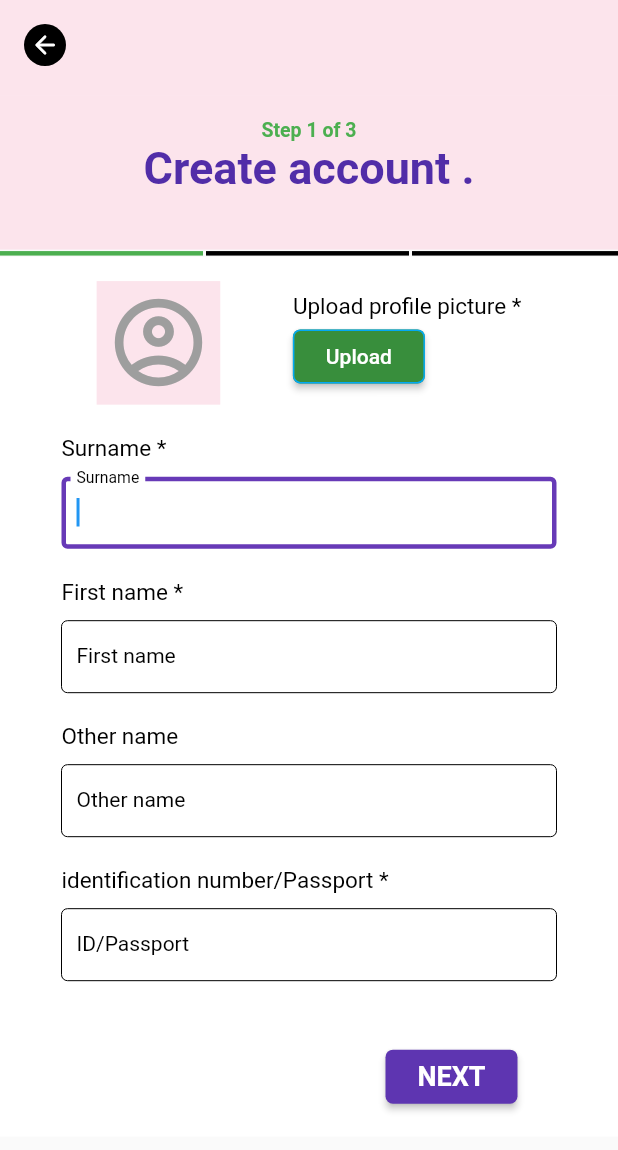
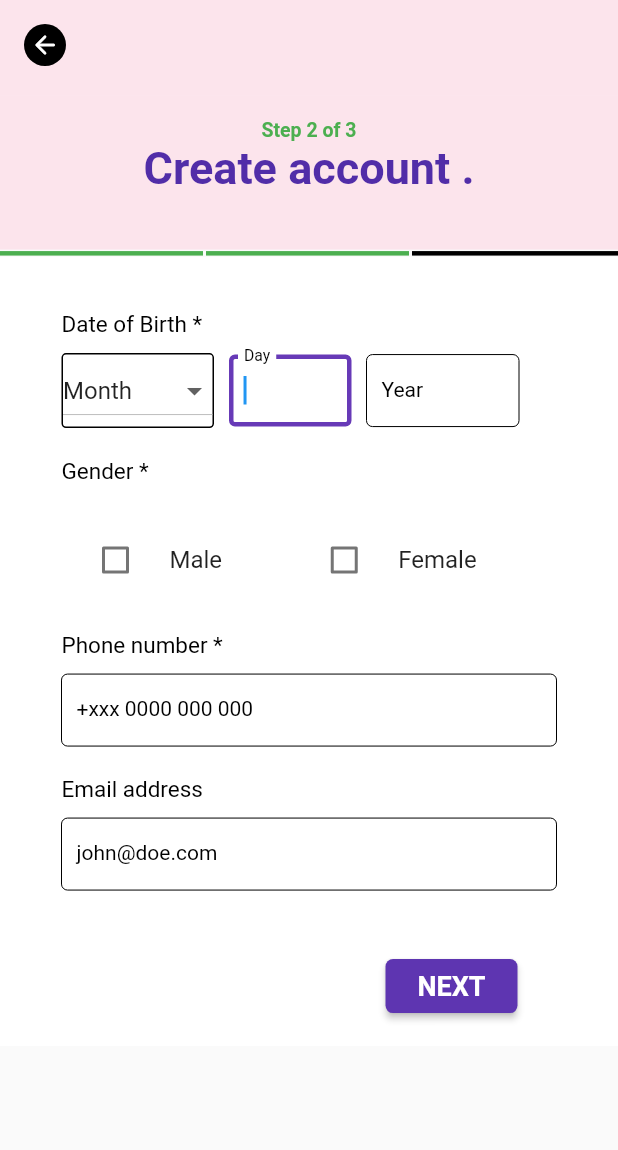
Before and after one commit to frankMagoba/knqa_app, a Flutter app: the SignUp screen opened directly, after a tap on "NEXT", on a phone screen of 412 x 824 dp. Shown: the top 1150 px of the screen. Run offline on Flutter 3.47's test engine with Material 2 defaults, Android fonts, the light colour scheme and no system bars; Roboto replaces fonts that are missing (sf-ui).

Commit message:
create account step 2

```diff
--- a/lib/screens/login/login.dart
+++ b/lib/screens/login/login.dart
@@ -1,6 +1,6 @@
 import 'package:flutter/material.dart';
 import 'package:knqa_app/screens/onboarding/onboarding.dart';
-import 'package:knqa_app/screens/signup/signup.dart';
+import 'package:knqa_app/screens/signup/signup_1.dart';
 
 class Login extends StatefulWidget {
   @override
--- a/lib/screens/onboarding/onboarding.dart
+++ b/lib/screens/onboarding/onboarding.dart
@@ -2,7 +2,7 @@ import 'package:flutter/material.dart';
 import 'package:knqa_app/screens/login/login.dart';
 import 'package:knqa_app/screens/onboarding/bottombar.dart';
 import 'package:knqa_app/screens/onboarding/pageindicator.dart';
-import 'package:knqa_app/screens/signup/signup.dart';
+import 'package:knqa_app/screens/signup/signup_1.dart';
 import 'package:knqa_app/utilities/assets.dart';
 
 class OnboardingScreen extends StatefulWidget {
--- a/lib/screens/signup/signup.dart
+++ b/lib/screens/signup/signup_1.dart
@@ -1,5 +1,6 @@
 import 'package:flutter/material.dart';
 import 'package:knqa_app/screens/onboarding/onboarding.dart';
+import 'package:knqa_app/screens/signup/signup_2.dart';
 
 class SignUp extends StatefulWidget {
   @override
@@ -351,7 +352,7 @@ class _SignUpState extends State<SignUp> {
                           Padding(
                             padding: const EdgeInsets.only(bottom: 10.0),
                             child: Text(
-                              "identification number/Passport *",
+                              "Identification number/Passport *",
                               style: TextStyle(
                                   fontSize: 15,
                                   fontWeight: FontWeight.normal,
@@ -401,8 +402,8 @@ class _SignUpState extends State<SignUp> {
                       child: RaisedButton(
                         color: Colors.deepPurple[600],
                         onPressed: () {
-                          // Navigator.of(context).push(MaterialPageRoute(
-                          //     builder: (BuildContext context) => Login()));
+                          Navigator.of(context).push(MaterialPageRoute(
+                              builder: (BuildContext context) => SignUp2()));
                         },
                         shape: RoundedRectangleBorder(
                           borderRadius: BorderRadius.circular(5.0),
--- /dev/null
+++ b/lib/screens/signup/signup_2.dart
@@ -0,0 +1,466 @@
+import 'package:flutter/material.dart';
+import 'package:knqa_app/screens/onboarding/onboarding.dart';
+
+class SignUp2 extends StatefulWidget {
+  @override
+  _SignUp2State createState() => _SignUp2State();
+}
+
+class _SignUp2State extends State<SignUp2> {
+  bool loader = false;
+  bool male = false;
+  bool female = false;
+  String dialcode = "254";
+  String phone = "", month = "";
+  double phoneheight = 0;
+  double phonewidth = 0;
+  FocusNode _focus = new FocusNode();
+  String message = '';
+  Map response = new Map();
+  final GlobalKey<FormState> _formKey = GlobalKey<FormState>();
+  final phoneController = TextEditingController();
+  List<String> _months = [
+    "Month",
+    'January',
+    'February',
+    'March',
+    'April',
+    'May',
+    'June',
+    'July',
+    'August',
+    'September',
+    'October',
+    'November',
+    'December'
+  ];
+  String _selectedMonth = "Month";
+
+  @override
+  void initState() {
+    super.initState();
+    _focus.addListener(_onFocusChange);
+  }
+
+  void _onFocusChange() {}
+  Future<void> submit() async {}
+
+  Widget _loader(context) {
+    if (loader == true) {
+      return new Center(
+        child: new Text('Loading'),
+      );
+    } else {
+      return new Center(
+        child: new Text(''),
+      );
+    }
+  }
+
+  @override
+  Widget build(BuildContext context) {
+    phoneheight = MediaQuery.of(context).size.height;
+    phonewidth = MediaQuery.of(context).size.width;
+    return Scaffold(
+        body: ListView(
+      children: <Widget>[
+        Container(
+            height: phoneheight / 13,
+            width: phonewidth,
+            decoration: BoxDecoration(
+              color: Colors.pink[50],
+            ),
+            child: Padding(
+              padding: const EdgeInsets.all(16.0),
+              child: Align(
+                alignment: Alignment.topLeft,
+                child: GestureDetector(
+                  onTap: () {
+                    Navigator.of(context).push(MaterialPageRoute(
+                        builder: (BuildContext context) => OnboardingScreen()));
+                  },
+                  child: CircleAvatar(
+                      radius: 14,
+                      backgroundColor: Colors.black,
+                      child: Icon(
+                        Icons.arrow_back_rounded,
+                        size: 20,
+                        color: Colors.white,
+                      )),
+                ),
+              ),
+            )),
+        Container(
+            height: phoneheight / 8,
+            width: phonewidth,
+            decoration: BoxDecoration(
+              color: Colors.pink[50],
+            ),
+            child: Padding(
+              padding: const EdgeInsets.all(16.0),
+              child: Center(
+                  child: Column(
+                children: [
+                  Text(
+                    "Step 2 of 3",
+                    textAlign: TextAlign.left,
+                    style: TextStyle(
+                        fontSize: 13,
+                        fontWeight: FontWeight.w600,
+                        color: Colors.green),
+                  ),
+                  Text(
+                    "Create account .",
+                    textAlign: TextAlign.left,
+                    style: TextStyle(
+                        fontSize: 30,
+                        fontWeight: FontWeight.bold,
+                        color: Colors.deepPurple[700]),
+                  ),
+                ],
+              )),
+            )),
+        Row(children: <Widget>[
+          Expanded(
+            child: new Container(
+                margin: const EdgeInsets.only(right: 2.0),
+                child: Divider(
+                  color: Colors.green,
+                  height: 5,
+                  thickness: 3,
+                )),
+          ),
+          Expanded(
+            child: new Container(
+                margin: const EdgeInsets.only(right: 2.0),
+                child: Divider(
+                  color: Colors.green,
+                  height: 5,
+                  thickness: 3,
+                )),
+          ),
+          Expanded(
+            child: new Container(
+                margin: const EdgeInsets.only(right: 0.0),
+                child: Divider(
+                  color: Colors.black,
+                  height: 5,
+                  thickness: 3,
+                )),
+          ),
+        ]),
+        Container(
+            width: phonewidth,
+            decoration: BoxDecoration(
+              color: Colors.white,
+            ),
+            child: Padding(
+              padding: const EdgeInsets.all(16.0),
+              child: Column(
+                children: [
+                  Padding(
+                      padding:
+                          EdgeInsets.only(left: 25.0, right: 25.0, top: 20.0),
+                      child: Column(
+                        crossAxisAlignment: CrossAxisAlignment.start,
+                        children: [
+                          Padding(
+                            padding: const EdgeInsets.only(bottom: 10.0),
+                            child: Text(
+                              "Date of Birth *",
+                              style: TextStyle(
+                                  fontSize: 15,
+                                  fontWeight: FontWeight.normal,
+                                  color: Colors.black),
+                            ),
+                          ),
+                          Padding(
+                            padding: EdgeInsets.only(right: 25.0),
+                            child: Row(
+                              children: <Widget>[
+                                Expanded(
+                                  child: Container(
+                                    decoration: ShapeDecoration(
+                                      shape: RoundedRectangleBorder(
+                                        side: BorderSide(
+                                            style: BorderStyle.solid),
+                                        borderRadius: BorderRadius.all(
+                                            Radius.circular(3.0)),
+                                      ),
+                                    ),
+                                    child: DropdownButton(
+                                      dropdownColor: Colors.pink[50],
+                                      isExpanded: true,
+                                      hint: Text(
+                                        'Month',
+                                      ),
+                                      value: _selectedMonth,
+                                      onChanged: (newValue) {
+                                        setState(() {
+                                          month = _selectedMonth;
+                                        });
+                                      },
+                                      items: _months.map((mon) {
+                                        return DropdownMenuItem(
+                                          child: new Text(mon),
+                                          value: mon,
+                                        );
+                                      }).toList(),
+                                    ),
+                                  ),
+                                ),
+                                Expanded(
+                                  child: Padding(
+                                    padding:
+                                        EdgeInsets.symmetric(horizontal: 10),
+                                    child: TextFormField(
+                                      controller: phoneController,
+                                      decoration: InputDecoration(
+                                        fillColor:
+                                            Colors.white54.withOpacity(0.3),
+                                        filled: true,
+                                        contentPadding: EdgeInsets.symmetric(
+                                            vertical: 2.0, horizontal: 10.0),
+                                        focusedBorder: OutlineInputBorder(
+                                          borderSide: BorderSide(
+                                              color: Colors.deepPurple,
+                                              width: 3.0),
+                                        ),
+                                        enabledBorder: OutlineInputBorder(
+                                          borderSide: BorderSide(
+                                              color: Colors.black, width: 0.0),
+                                        ),
+                                        border: OutlineInputBorder(),
+                                        labelText: "Day",
+                                        labelStyle: TextStyle(
+                                            color: Colors.black,
+                                            fontFamily: "sf-ui",
+                                            fontSize: 14),
+                                      ),
+                                      enabled: true,
+                                      autofocus: true,
+                                    ),
+                                  ),
+                                ),
+                                Expanded(
+                                  child: TextFormField(
+                                    controller: phoneController,
+                                    decoration: InputDecoration(
+                                      fillColor:
+                                          Colors.white54.withOpacity(0.3),
+                                      filled: true,
+                                      contentPadding: EdgeInsets.symmetric(
+                                          vertical: 2.0, horizontal: 10.0),
+                                      focusedBorder: OutlineInputBorder(
+                                        borderSide: BorderSide(
+                                            color: Colors.deepPurple,
+                                            width: 3.0),
+                                      ),
+                                      enabledBorder: OutlineInputBorder(
+                                        borderSide: BorderSide(
+                                            color: Colors.black, width: 0.0),
+                                      ),
+                                      border: OutlineInputBorder(),
+                                      labelText: "Year",
+                                      labelStyle: TextStyle(
+                                          color: Colors.black,
+                                          fontFamily: "sf-ui",
+                                          fontSize: 14),
+                                    ),
+                                    enabled: true,
+                                    autofocus: true,
+                                  ),
+                                ),
+                              ],
+                            ),
+                          ),
+                        ],
+                      )),
+                  Padding(
+                      padding:
+                          EdgeInsets.only(left: 25.0, right: 25.0, top: 20.0),
+                      child: Column(
+                        crossAxisAlignment: CrossAxisAlignment.start,
+                        children: [
+                          Padding(
+                            padding: const EdgeInsets.only(bottom: 10.0),
+                            child: Text(
+                              "Gender *",
+                              style: TextStyle(
+                                  fontSize: 15,
+                                  fontWeight: FontWeight.normal,
+                                  color: Colors.black),
+                            ),
+                          ),
+                          Padding(
+                            padding:
+                                const EdgeInsets.only(right: 25.0, top: 12.0),
+                            child: Row(
+                              children: [
+                                Expanded(
+                                  child: CheckboxListTile(
+                                    title: const Text('Male'),
+                                    value: male,
+                                    onChanged: (bool? value) {
+                                      setState(() {
+                                        male = value!;
+                                      });
+                                    },
+                                    controlAffinity:
+                                        ListTileControlAffinity.leading,
+                                  ),
+                                ),
+                                Expanded(
+                                  child: CheckboxListTile(
+                                    title: const Text('Female'),
+                                    value: female,
+                                    onChanged: (bool? value) {
+                                      setState(() {
+                                        female = value!;
+                                      });
+                                    },
+                                    controlAffinity:
+                                        ListTileControlAffinity.leading,
+                                  ),
+                                ),
+                              ],
+                            ),
+                          ),
+                        ],
+                      )),
+                  Padding(
+                      padding:
+                          EdgeInsets.only(left: 25.0, right: 25.0, top: 20.0),
+                      child: Column(
+                        crossAxisAlignment: CrossAxisAlignment.start,
+                        children: [
+                          Padding(
+                            padding: const EdgeInsets.only(bottom: 10.0),
+                            child: Text(
+                              "Phone number *",
+                              style: TextStyle(
+                                  fontSize: 15,
+                                  fontWeight: FontWeight.normal,
+                                  color: Colors.black),
+                            ),
+                          ),
+                          Row(
+                            mainAxisSize: MainAxisSize.max,
+                            children: <Widget>[
+                              Flexible(
+                                child: TextFormField(
+                                  controller: phoneController,
+                                  decoration: InputDecoration(
+                                    fillColor: Colors.white54.withOpacity(0.3),
+                                    filled: true,
+                                    contentPadding: EdgeInsets.symmetric(
+                                        vertical: 2.0, horizontal: 10.0),
+                                    focusedBorder: OutlineInputBorder(
+                                      borderSide: BorderSide(
+                                          color: Colors.deepPurple, width: 3.0),
+                                    ),
+                                    enabledBorder: OutlineInputBorder(
+                                      borderSide: BorderSide(
+                                          color: Colors.black, width: 0.0),
+                                    ),
+                                    border: OutlineInputBorder(),
+                                    labelText: "+xxx 0000 000 000",
+                                    labelStyle: TextStyle(
+                                        color: Colors.black,
+                                        fontFamily: "sf-ui",
+                                        fontSize: 14),
+                                  ),
+                                  enabled: true,
+                                  autofocus: true,
+                                  onChanged: (String value) {
+                                    phone = value.trim();
+                                  },
+                                ),
+                              ),
+                            ],
+                          ),
+                        ],
+                      )),
+                  Padding(
+                      padding:
+                          EdgeInsets.only(left: 25.0, right: 25.0, top: 20.0),
+                      child: Column(
+                        crossAxisAlignment: CrossAxisAlignment.start,
+                        children: [
+                          Padding(
+                            padding: const EdgeInsets.only(bottom: 10.0),
+                            child: Text(
+                              "Email address",
+                              style: TextStyle(
+                                  fontSize: 15,
+                                  fontWeight: FontWeight.normal,
+                                  color: Colors.black),
+                            ),
+                          ),
+                          Row(
+                            mainAxisSize: MainAxisSize.max,
+                            children: <Widget>[
+                              Flexible(
+                                child: TextFormField(
+                                  controller: phoneController,
+                                  decoration: InputDecoration(
+                                    fillColor: Colors.white54.withOpacity(0.3),
+                                    filled: true,
+                                    contentPadding: EdgeInsets.symmetric(
+                                        vertical: 2.0, horizontal: 10.0),
+                                    focusedBorder: OutlineInputBorder(
+                                      borderSide: BorderSide(
+                                          color: Colors.deepPurple, width: 3.0),
+                                    ),
+                                    enabledBorder: OutlineInputBorder(
+                                      borderSide: BorderSide(
+                                          color: Colors.black, width: 0.0),
+                                    ),
+                                    border: OutlineInputBorder(),
+                                    labelText: "john@doe.com",
+                                    labelStyle: TextStyle(
+                                        color: Colors.black,
+                                        fontFamily: "sf-ui",
+                                        fontSize: 14),
+                                  ),
+                                  enabled: true,
+                                  autofocus: true,
+                                  onChanged: (String value) {
+                                    phone = value.trim();
+                                  },
+                                ),
+                              ),
+                            ],
+                          ),
+                        ],
+                      )),
+                  Padding(
+                    padding: const EdgeInsets.only(top: 40, left: 190),
+                    child: ButtonTheme(
+                      child: RaisedButton(
+                        color: Colors.deepPurple[600],
+                        onPressed: () {
+                          // Navigator.of(context).push(MaterialPageRoute(
+                          //     builder: (BuildContext context) => Login()));
+                        },
+                        shape: RoundedRectangleBorder(
+                          borderRadius: BorderRadius.circular(5.0),
+                        ),
+                        child: Text(
+                          'NEXT',
+                          style: TextStyle(
+                              fontSize: 18,
+                              color: Colors.white,
+                              fontWeight: FontWeight.bold),
+                        ),
+                      ),
+                    ),
+                  )
+                ],
+              ),
+            )),
+        _loader(context),
+      ],
+    ));
+  }
+}
```
